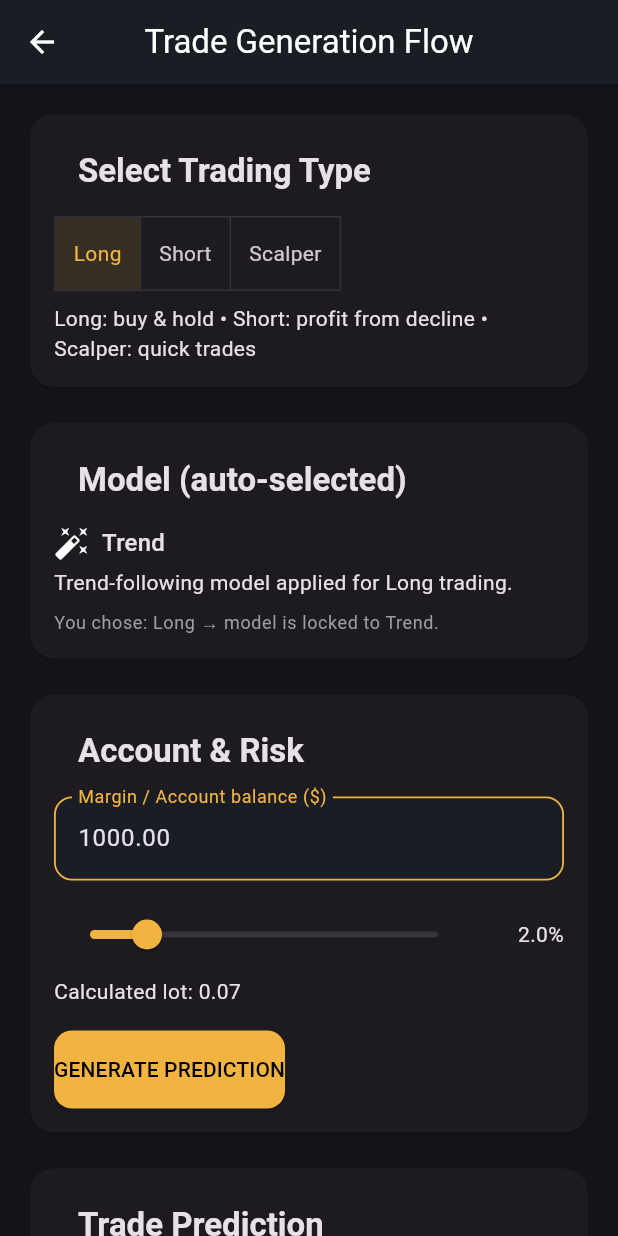
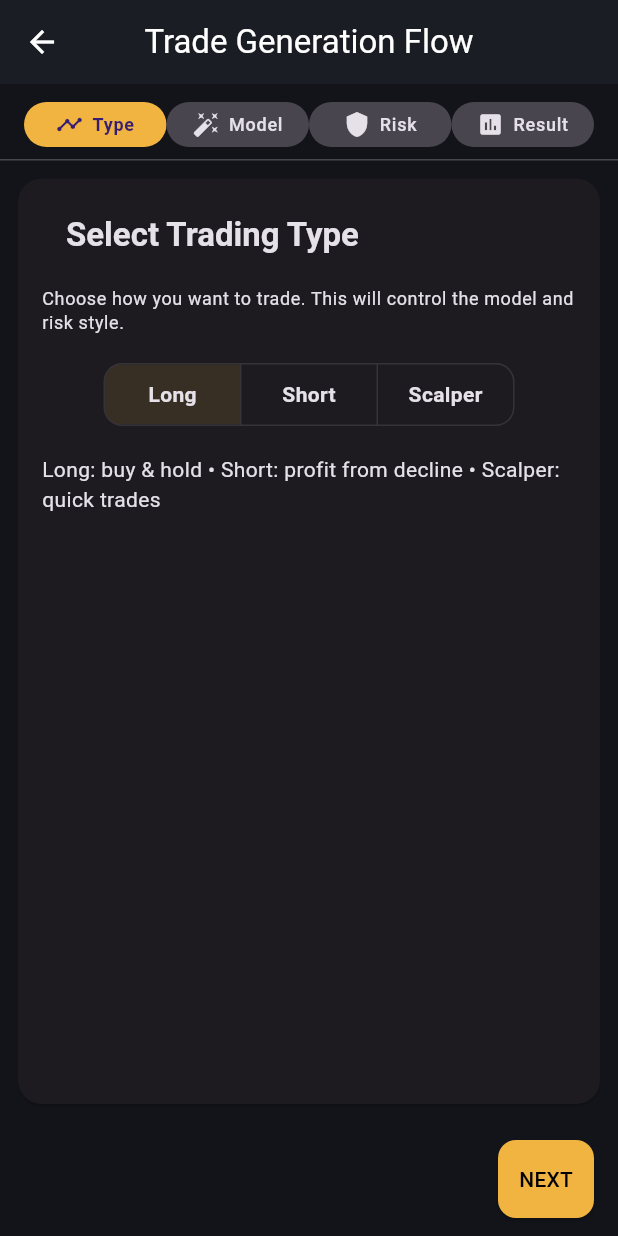
Before and after one commit to Ysf909/tawaqu3_final, a Flutter app: the TradeFlowView screen opened by its route, on a phone screen of 412 x 824 dp. Run offline on Flutter 3.47's test engine with Material 3 defaults, Android fonts, the light colour scheme and no system bars; our stand-ins replace supabase_flutter; accounts and stored records are empty; network calls fail.

Commit message:
history-model

```diff
--- a/lib/view/pages/trade_flow_view.dart
+++ b/lib/view/pages/trade_flow_view.dart
@@ -1,241 +1,212 @@
 import 'package:flutter/material.dart';
-import 'package:provider/provider.dart';
+import 'package:tawaqu3_final/view/pages/trade_tab_page.dart';
+import 'package:tawaqu3_final/view/widgets/primary_button.dart';
+import 'trade_model_page.dart';
+import 'trade_margin_page.dart';
+import 'trade_result_page.dart';
 
-import 'package:tawaqu3_final/view/widgets/card_container.dart';
-import 'package:tawaqu3_final/view/widgets/section_title.dart';
-import 'package:tawaqu3_final/view/widgets/primary_button.dart';
-import '../../view_model/trade_view_model.dart';
-import '../../models/trade_models.dart';
-
-class TradeFlowView extends StatelessWidget {
+class TradeFlowView extends StatefulWidget {
   const TradeFlowView({super.key});
 
   @override
+  State<TradeFlowView> createState() => _TradeFlowViewState();
+}
+
+class _TradeFlowViewState extends State<TradeFlowView> {
+  late final PageController _pageController;
+  int _currentStep = 0;
+
+  @override
+  void initState() {
+    super.initState();
+    _pageController = PageController(initialPage: _currentStep);
+  }
+
+  @override
+  void dispose() {
+    _pageController.dispose();
+    super.dispose();
+  }
+
+  void _goToStep(int index) {
+    setState(() => _currentStep = index);
+    _pageController.animateToPage(
+      index,
+      duration: const Duration(milliseconds: 280),
+      curve: Curves.easeInOut,
+    );
+  }
+
+  void _nextStep() {
+    if (_currentStep < 3) {
+      _goToStep(_currentStep + 1);
+    }
+  }
+
+  void _previousStep() {
+    if (_currentStep > 0) {
+      _goToStep(_currentStep - 1);
+    }
+  }
+
+  @override
   Widget build(BuildContext context) {
-    final vm = context.watch<TradeViewModel>();
-
     return Scaffold(
-      appBar: AppBar(title: const Text('Trade Generation Flow')),
+      appBar: AppBar(
+        title: const Text('Trade Generation Flow'),
+        centerTitle: true,
+      ),
       body: LayoutBuilder(
         builder: (context, constraints) {
           final isWide = constraints.maxWidth > 900;
 
-          final sections = <Widget>[
-            _TypeSection(vm: vm),
-            _ModelSection(vm: vm),   // shows fixed model, not editable
-            _MarginSection(vm: vm),
-            _ResultSection(vm: vm),
-          ];
+          return Column(
+            children: [
+              // STEP HEADER
+              Padding(
+                padding: const EdgeInsets.fromLTRB(16, 12, 16, 8),
+                child: _StepHeader(
+                  currentStep: _currentStep,
+                  onStepTap: _goToStep,
+                ),
+              ),
 
-          if (isWide) {
-            return Row(
-              crossAxisAlignment: CrossAxisAlignment.start,
-              children: sections
-                  .map((w) => Expanded(child: SingleChildScrollView(child: w)))
-                  .toList(),
-            );
-          }
+              const Divider(height: 1),
 
-          return ListView(
-            padding: const EdgeInsets.all(8),
-            children: sections,
+              // PAGE AREA
+              Expanded(
+                child: Center(
+                  child: ConstrainedBox(
+                    constraints: const BoxConstraints(
+                      maxWidth: 600,
+                    ),
+                    child: PageView(
+                      controller: _pageController,
+                      physics: isWide
+                          ? const NeverScrollableScrollPhysics()
+                          : const BouncingScrollPhysics(),
+                      onPageChanged: (index) {
+                        setState(() => _currentStep = index);
+                      },
+                      children: const [
+                        TradeTypePage(),
+                        TradeModelPage(),
+                        TradeMarginPage(),
+                        TradeResultPage(),
+                      ],
+                    ),
+                  ),
+                ),
+              ),
+
+              // BOTTOM NAVIGATION
+              Padding(
+                padding:
+                    const EdgeInsets.symmetric(horizontal: 16, vertical: 12),
+                child: Row(
+                  children: [
+                    if (_currentStep > 0)
+                      TextButton(
+                        onPressed: _previousStep,
+                        child: const Text('BACK'),
+                      )
+                    else
+                      const SizedBox(width: 80),
+                    const Spacer(),
+                    PrimaryButton(
+                      label: _currentStep == 3 ? 'DONE' : 'NEXT',
+                      loading: false,
+                      onPressed: _nextStep,
+                    ),
+                  ],
+                ),
+              ),
+            ],
           );
         },
-      ),
-    );
-
-
-  }
-}
-
-  class _TypeSection extends StatelessWidget {
-  final TradeViewModel vm;
-  const _TypeSection({required this.vm});
-
-   @override
-  Widget build(BuildContext context) {
-    return CardContainer(
-      child: Column(
-        crossAxisAlignment: CrossAxisAlignment.start,
-        children: [
-          const SectionTitle('Select Trading Type', Title: ''),
-          const SizedBox(height: 8),
-          ToggleButtons(
-            isSelected: vm.allTypes
-                .map((t) => vm.selectedType == t)
-                .toList(),
-            onPressed: (index) {
-              vm.selectedType = vm.allTypes[index];
-            },
-            children: vm.allTypes
-                .map(
-                  (t) => Padding(
-                    padding: const EdgeInsets.all(12),
-                    child: Text(t.label), // from TradingTypeLabel extension
-                  ),
-                )
-                .toList(),
-          ),
-          const SizedBox(height: 8),
-          const Text(
-            'Long: buy & hold • Short: profit from decline • Scalper: quick trades',
-          ),
-        ],
       ),
     );
   }
 }
 
-class _ModelSection extends StatelessWidget {
-  final TradeViewModel vm;
-  const _ModelSection({required this.vm});
+class _StepHeader extends StatelessWidget {
+  final int currentStep;
+  final void Function(int index) onStepTap;
+
+  const _StepHeader({
+    required this.currentStep,
+    required this.onStepTap,
+  });
 
   @override
   Widget build(BuildContext context) {
-    final typeLabel = vm.selectedType.label;
-    final modelLabel = vm.selectedModel.label;
+    final steps = [
+      ('Type', Icons.timeline),
+      ('Model', Icons.auto_fix_high),
+      ('Risk', Icons.shield),
+      ('Result', Icons.assessment),
+    ];
 
-    String description;
-    switch (vm.selectedModel) {
-      case TradingModel.ict:
-        description = 'ICT model applied for $typeLabel trading.';
-        break;
-      case TradingModel.smc:
-        description = 'SMC model applied for $typeLabel trading.';
-        break;
-      case TradingModel.trend:
-        description = 'Trend-following model applied for $typeLabel trading.';
-        break;
-    }
+    final theme = Theme.of(context);
+    final colorScheme = theme.colorScheme;
 
-    return CardContainer(
+    return Row(
+      mainAxisAlignment: MainAxisAlignment.spaceBetween,
+      children: List.generate(steps.length, (index) {
+        final isActive = index == currentStep;
+        final isDone = index < currentStep;
+
+        final bgColor = isActive
+            ? colorScheme.primary
+            : isDone
+                ? colorScheme.primary.withOpacity(0.15)
+                : colorScheme.surfaceVariant;
+        final fgColor = isActive
+            ? colorScheme.onPrimary
+            : isDone
+                ? colorScheme.primary
+                : theme.textTheme.bodyMedium?.color;
+
+        return Expanded(
+          child: InkWell(
+            borderRadius: BorderRadius.circular(999),
+            onTap: () => onStepTap(index),
             child: Column(
-        crossAxisAlignment: CrossAxisAlignment.start,
+              mainAxisSize: MainAxisSize.min,
               children: [
-          const SectionTitle('Model (auto-selected)', Title: ''),
-          const SizedBox(height: 8),
-          Row(
+                AnimatedContainer(
+                  duration: const Duration(milliseconds: 200),
+                  padding:
+                      const EdgeInsets.symmetric(horizontal: 8, vertical: 6),
+                  decoration: BoxDecoration(
+                    color: bgColor,
+                    borderRadius: BorderRadius.circular(999),
+                  ),
+                  child: Row(
+                    mainAxisAlignment: MainAxisAlignment.center,
                     children: [
-              const Icon(Icons.auto_fix_high),
-              const SizedBox(width: 8),
+                      Icon(
+                        steps[index].$2,
+                        size: 18,
+                        color: fgColor,
+                      ),
+                      const SizedBox(width: 6),
                       Text(
-                modelLabel,
-                style: Theme.of(context).textTheme.titleMedium,
-              ),
-            ],
-          ),
-          const SizedBox(height: 4),
-          Text(description),
-          const SizedBox(height: 8),
-          Text(
-            'You chose: $typeLabel → model is locked to $modelLabel.',
-            style: Theme.of(context)
-                .textTheme
-                .bodySmall
-                ?.copyWith(color: Colors.grey),
-          ),
-        ],
-      ),
-    );
-  }
-}
-class _MarginSection extends StatelessWidget {
-  final TradeViewModel vm;
-  const _MarginSection({required this.vm});
-
-  @override
-  Widget build(BuildContext context) {
-    return CardContainer(
-      child: Column(
-        crossAxisAlignment: CrossAxisAlignment.start,
-        children: [
-          const SectionTitle('Account & Risk', Title: ''),
-          const SizedBox(height: 8),
-
-          TextFormField(
-            initialValue: vm.margin.toStringAsFixed(2),
-            keyboardType:
-                const TextInputType.numberWithOptions(decimal: true),
-            decoration: const InputDecoration(
-              labelText: 'Margin / Account balance (\$)',
-              border: OutlineInputBorder(),
-            ),
-            onChanged: (value) {
-              final parsed = double.tryParse(value);
-              if (parsed != null) vm.margin = parsed;
-            },
-          ),
-          const SizedBox(height: 12),
-
-          Row(
-            children: [
-              Expanded(
-                child: Slider(
-                  value: vm.riskPercent,
-                  min: 0.5,
-                  max: 10,
-                  divisions: 95,
-                  label: '${vm.riskPercent.toStringAsFixed(1)}%',
-                  onChanged: (value) => vm.riskPercent = value,
-                ),
-              ),
-              SizedBox(
-                width: 60,
-                child: Text(
-                  '${vm.riskPercent.toStringAsFixed(1)}%',
-                  textAlign: TextAlign.right,
+                        steps[index].$1,
+                        style: theme.textTheme.labelMedium?.copyWith(
+                          color: fgColor,
+                          fontWeight:
+                              isActive ? FontWeight.w600 : FontWeight.w500,
                         ),
                       ),
                     ],
                   ),
-          const SizedBox(height: 4),
-          Text(
-            'Calculated lot: ${vm.calculatedLot.toStringAsFixed(2)}',
-          ),
-          const SizedBox(height: 16),
-
-          PrimaryButton(
-            label: 'GENERATE PREDICTION',
-            loading: vm.loading,
-            onPressed: vm.generate,
                 ),
               ],
             ),
+          ),
+        );
+      }),
     );
   }
 }
-class _ResultSection extends StatelessWidget {
-  final TradeViewModel vm;
-  const _ResultSection({required this.vm});
-
-  @override
-  Widget build(BuildContext context) {
-    return CardContainer(
-      child: Column(
-        crossAxisAlignment: CrossAxisAlignment.start,
-        children: [
-          const SectionTitle('Trade Prediction', Title: ''),
-          const SizedBox(height: 8),
-          if (vm.lastPrediction == null)
-            const Text('No prediction yet.')
-          else
-            Column(
-              crossAxisAlignment: CrossAxisAlignment.start,
-              children: [
-                Text('Type: ${vm.selectedType.label}'),
-                Text('Model: ${vm.selectedModel.label}'),
-                const SizedBox(height: 4),
-                Text('Pair: ${vm.lastPrediction!.pair}'),
-                Text('Entry: ${vm.lastPrediction!.entry.toStringAsFixed(4)}'),
-                Text('Stop Loss: ${vm.lastPrediction!.sl.toStringAsFixed(4)}'),
-                Text('Take Profit: ${vm.lastPrediction!.tp.toStringAsFixed(4)}'),
-                Text(
-                    'Recommended Lot: ${vm.lastPrediction!.lot.toStringAsFixed(2)}'),
-                Text('Confidence: ${vm.lastPrediction!.confidence}%'),
-              ],
-            ),
-        ],
-      ),
-    );
-  }
-}
--- /dev/null
+++ b/lib/view/pages/trade_tab_page.dart
@@ -0,0 +1,60 @@
+import 'package:flutter/material.dart';
+import 'package:provider/provider.dart';
+import 'package:tawaqu3_final/models/trade_models.dart';
+
+import 'package:tawaqu3_final/view/widgets/card_container.dart';
+import 'package:tawaqu3_final/view/widgets/section_title.dart';
+import '../../view_model/trade_view_model.dart';
+
+class TradeTypePage extends StatelessWidget {
+  const TradeTypePage({super.key});
+
+  @override
+  Widget build(BuildContext context) {
+    final vm = context.watch<TradeViewModel>();
+    final theme = Theme.of(context);
+
+    return CardContainer(
+      child: Column(
+        crossAxisAlignment: CrossAxisAlignment.start,
+        children: [
+          const SectionTitle('Select Trading Type', Title: ''),
+          const SizedBox(height: 12),
+          Text(
+            'Choose how you want to trade. This will control the model and risk style.',
+            style: theme.textTheme.bodySmall,
+          ),
+          const SizedBox(height: 16),
+          Center(
+            child: ToggleButtons(
+              isSelected:
+                  vm.allTypes.map((t) => vm.selectedType == t).toList(),
+              onPressed: (index) {
+                vm.selectedType = vm.allTypes[index];
+              },
+              borderRadius: BorderRadius.circular(12),
+              constraints: const BoxConstraints(minHeight: 40, minWidth: 90),
+              children: vm.allTypes
+                  .map(
+                    (t) => Padding(
+                      padding: const EdgeInsets.symmetric(
+                          horizontal: 14, vertical: 10),
+                      child: Text(
+                        t.label,
+                        style: theme.textTheme.bodyMedium
+                            ?.copyWith(fontWeight: FontWeight.w600),
+                      ),
+                    ),
+                  )
+                  .toList(),
+            ),
+          ),
+          const SizedBox(height: 16),
+          const Text(
+            'Long: buy & hold • Short: profit from decline • Scalper: quick trades',
+          ),
+        ],
+      ),
+    );
+  }
+}
```
Also changed, not shown: lib/view/pages/MainPage_view.dart (+7 -8 lines), lib/view/pages/trade_margin_page.dart (added, +83 -0 lines), lib/view/pages/trade_model_page.dart (added, +65 -0 lines), lib/view/pages/trade_result_page.dart (added, +68 -0 lines), lib/view/pages/trade_tab_view.dart (deleted, +0 -56 lines). Lines whose indentation alone changed are shown as unchanged.
